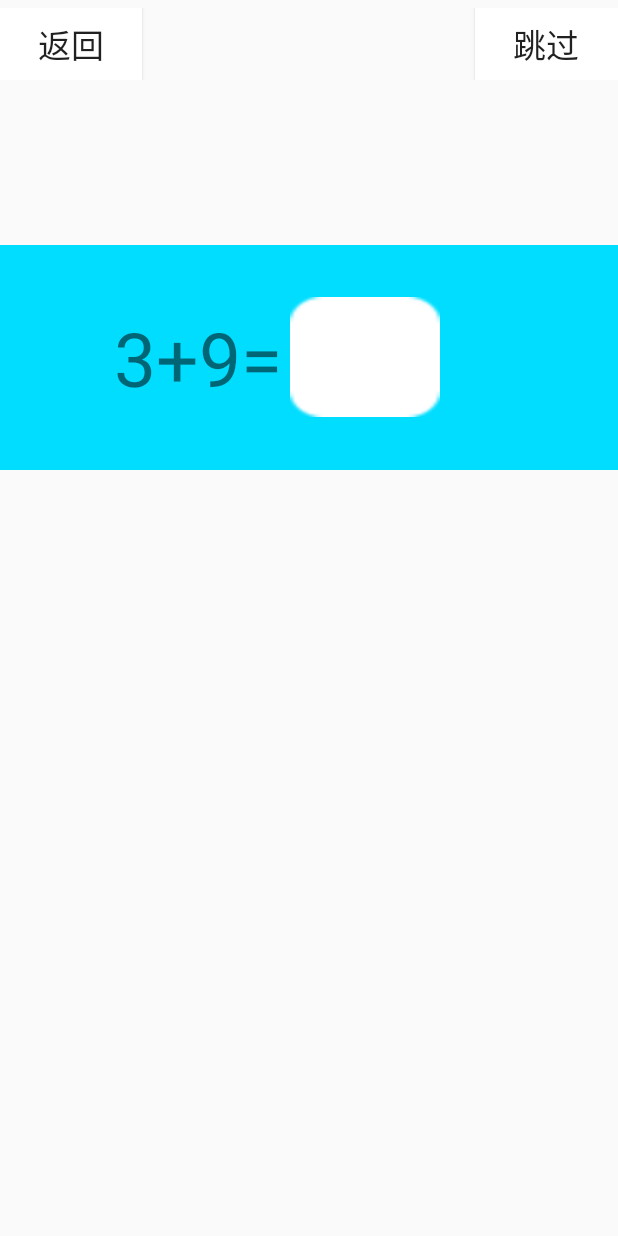
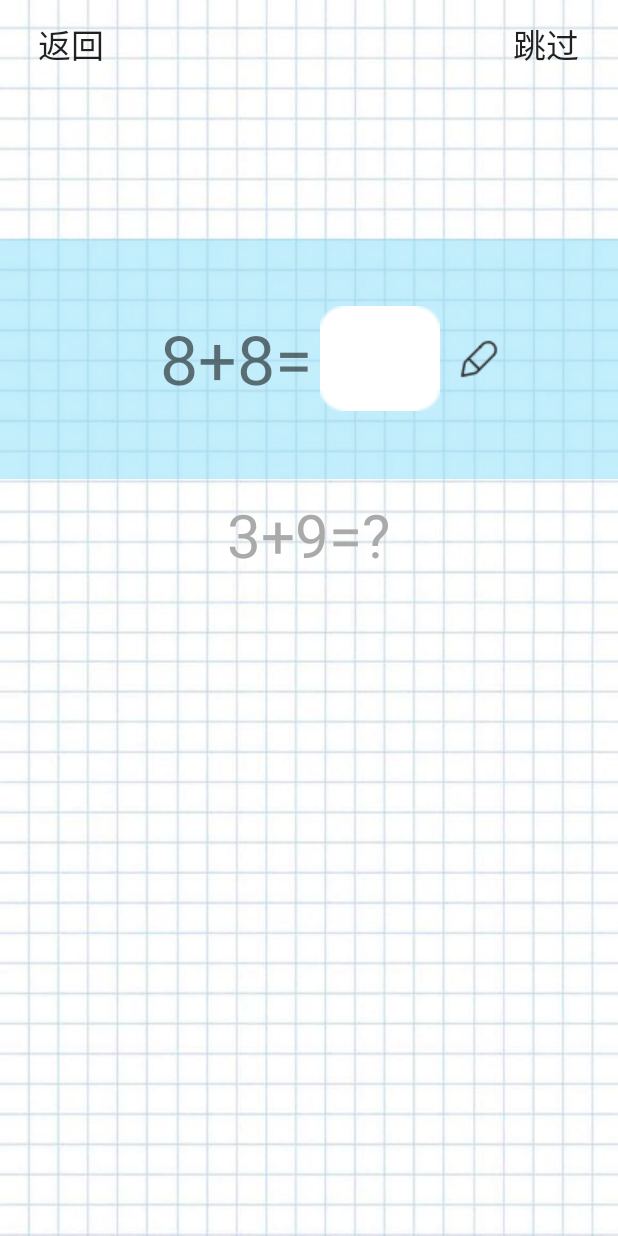
Before and after one commit to Ganjinxiong/715App, an Android app: the screen it shows after launch (PracticeActivity), after a tap on "开始练习", on a phone screen of 412 x 824 dp. Run offline under Robolectric (Android 15) with nearby library versions, the phone set to English and light mode, and no system bars; 3 other taps on this screen came first.

Commit message:
加了背景

```diff
--- a/app/src/main/java/com/example/mrgan/design/MainActivity.java
+++ b/app/src/main/java/com/example/mrgan/design/MainActivity.java
@@ -1,6 +1,7 @@
 package com.example.mrgan.design;
 
 import android.content.Intent;
+import android.support.v7.app.ActionBar;
 import android.support.v7.app.AppCompatActivity;
 import android.os.Bundle;
 import android.util.Log;
@@ -28,12 +29,17 @@ public class MainActivity extends AppCompatActivity {
     private List<CharSequence> list1,list2;
     private ArrayAdapter<CharSequence> adapter1,adapter2;
     private Intent intent;
-
+    private ActionBar actionBar;
 
     @Override
     protected void onCreate(Bundle savedInstanceState) {
         super.onCreate(savedInstanceState);
         setContentView(R.layout.activity_main);
+
+        //隐藏标题栏
+        actionBar = getSupportActionBar();
+        if (actionBar != null)
+            actionBar.hide();
 
         //spinner数据绑定
         spinner1 = (Spinner)findViewById(R.id.spinner1);
@@ -126,7 +132,7 @@ public class MainActivity extends AppCompatActivity {
         startPracticeBt.setOnClickListener(new View.OnClickListener() {
             @Override
             public void onClick(View v) {
-                Intent intent = new Intent(MainActivity.this,PracticeActivity.class);
+                intent = new Intent(MainActivity.this,PracticeActivity.class);
                 grade = spinner1.getSelectedItem().toString();
                 type = spinner2.getSelectedItem().toString();
                 intent.putExtra("grade",grade);
--- a/app/src/main/java/com/example/mrgan/design/PracticeActivity.java
+++ b/app/src/main/java/com/example/mrgan/design/PracticeActivity.java
@@ -1,5 +1,6 @@
 package com.example.mrgan.design;
 
+import android.annotation.SuppressLint;
 import android.content.Intent;
 import android.database.Cursor;
 import android.os.Handler;
@@ -20,39 +21,72 @@ import android.widget.TextView;
 import java.lang.ref.WeakReference;
 
 //口算练习模块
-public  class PracticeActivity extends AppCompatActivity {
+public class PracticeActivity extends AppCompatActivity {
 
     private Intent intent;
-    private String grade,type;
-    private int maxLevel,minLevel,nowLevel,firstNum,secondNum,result,answer;
+    private String grade, type;
+    private int maxLevel, minLevel, nowLevel, firstNum, secondNum, result, answer;
     private IntergerNumber intergerNumber;
-    private TextView typeTextView,firstTextView,secondTextView;
+    private TextView nowTextView, lastTextView, nextTextView;
     private EditText answerEditText;
     private ImageView judgeImage;
-    private Button exitButton,skipButton;
+    private Button exitButton, skipButton;
     private MyHandler handler;
     private ActionBar actionBar;
+    private Boolean isfirst;
 
-    public void createQuestion(){
-        judgeImage.setVisibility(View.INVISIBLE);
+
+    public void createQuestion() {
+
+
         answerEditText.setText("");
         intergerNumber = new IntergerNumber(0);
+
+        //是否第一次出题，是就不显示上次的题目
+        if (isfirst) {
+            firstNum = intergerNumber.createNumber();
+            secondNum = intergerNumber.createNumber();
+            switch (type) {
+                case "加法":
+                    nowTextView.setText(firstNum + "+" + secondNum + "=");
+                    result = firstNum + secondNum;
+                    break;
+                case "减法":
+                    while (firstNum < secondNum)
+                        secondNum = intergerNumber.createNumber();
+                    nowTextView.setText(firstNum + "-" + secondNum + "=");
+                    result = firstNum - secondNum;
+                    break;
+            }
+            isfirst = false;
+        } else {
+            judgeImage.setImageResource(R.drawable.xie2);
+            lastTextView.setText(nowTextView.getText().toString() + result);
+            nowTextView.setText(nextTextView.getText().toString().substring(0, nextTextView.getText().toString().length() - 1));
+            switch (type) {
+                case "加法":
+                    result = firstNum + secondNum;
+                    break;
+                case "减法":
+                    result = firstNum - secondNum;
+                    break;
+            }
+        }
+
+        //下一题
         firstNum = intergerNumber.createNumber();
         secondNum = intergerNumber.createNumber();
         switch (type) {
             case "加法":
-                typeTextView.setText("+");
-                result = firstNum+secondNum;
+                nextTextView.setText(firstNum + "+" + secondNum + "=?");
                 break;
             case "减法":
-                typeTextView.setText("-");
-                while (firstNum<secondNum)
+                while (firstNum < secondNum)
                     secondNum = intergerNumber.createNumber();
-                result = firstNum-secondNum;
+                nextTextView.setText(firstNum + "-" + secondNum + "=?");
                 break;
         }
-        firstTextView.setText(firstNum + "");
-        secondTextView.setText(secondNum + "");
+
     }
 
     static class MyHandler extends Handler {
@@ -65,7 +99,10 @@ public  class PracticeActivity extends AppCompatActivity {
         @Override
         public void handleMessage(Message msg) {
             PracticeActivity theActivity = mActivity.get();
-            switch (msg.what){
+            switch (msg.what) {
+                case 0:
+                    theActivity.createQuestion();
+                    break;
                 case 1:
                     SystemClock.sleep(1000);
                     theActivity.createQuestion();
@@ -80,13 +117,15 @@ public  class PracticeActivity extends AppCompatActivity {
     protected void onCreate(Bundle savedInstanceState) {
         super.onCreate(savedInstanceState);
         setContentView(R.layout.activity_practice);
-        firstTextView = findViewById(R.id.firstTextView);
-        secondTextView = findViewById(R.id.secondTextView);
-        typeTextView = findViewById(R.id.typeTextView);
+
         judgeImage = findViewById(R.id.judge);
         answerEditText = findViewById(R.id.answer);
-        exitButton =findViewById(R.id.exit);
-        skipButton =findViewById(R.id.skip);
+        exitButton = findViewById(R.id.exit);
+        skipButton = findViewById(R.id.skip);
+        nowTextView = findViewById(R.id.now);
+        lastTextView = findViewById(R.id.last);
+        nextTextView = findViewById(R.id.next);
+
 
         //接收数据
         intent = getIntent();
@@ -104,16 +143,19 @@ public  class PracticeActivity extends AppCompatActivity {
 
 
         //隐藏标题栏
-        actionBar=getSupportActionBar();
-        if (actionBar!=null)
+        actionBar = getSupportActionBar();
+        if (actionBar != null)
             actionBar.hide();
 
+        //初始化题目
+        handler = new MyHandler(this);
+        isfirst = true;
+        Message message = new Message();
+        message.what = 0;
+        handler.sendMessage(message);
+
+
         //判断对错，进行下一题
-        handler =new MyHandler(this);
-        Message message = new Message();
-        message.what = 1;
-        handler.sendMessage(message);
-        createQuestion();
         answerEditText.addTextChangedListener(new TextWatcher() {
             @Override
             public void beforeTextChanged(CharSequence s, int start, int count, int after) {
@@ -131,7 +173,6 @@ public  class PracticeActivity extends AppCompatActivity {
                     answer = Integer.parseInt(s.toString());
                     if (answer == result) {
                         judgeImage.setImageResource(R.drawable.dui);
-                        judgeImage.setVisibility(View.VISIBLE);
                         new Thread(new Runnable() {
                             @Override
                             public void run() {
@@ -141,8 +182,7 @@ public  class PracticeActivity extends AppCompatActivity {
                             }
                         }).start();
                     } else {
-                          judgeImage.setImageResource(R.drawable.cuo);
-                          judgeImage.setVisibility(View.VISIBLE);
+                        judgeImage.setImageResource(R.drawable.cuo);
                     }
                 }
             }
@@ -157,6 +197,7 @@ public  class PracticeActivity extends AppCompatActivity {
             }
         });
 
+        //退出
         exitButton.setOnClickListener(new View.OnClickListener() {
             @Override
             public void onClick(View v) {
--- a/app/src/main/res/layout/activity_main.xml
+++ b/app/src/main/res/layout/activity_main.xml
@@ -4,20 +4,21 @@
     xmlns:tools="http://schemas.android.com/tools"
     android:layout_width="match_parent"
     android:layout_height="match_parent"
-    android:background="@android:color/background_light"
+    android:background="@drawable/beijing1"
     tools:context="com.example.mrgan.design.MainActivity">
 
 
     <LinearLayout
         android:layout_width="match_parent"
         android:layout_height="match_parent"
-        android:background="@color/colorPrimary"
+
         android:orientation="vertical">
 
         <TextView
             android:id="@+id/textView7"
             android:layout_width="match_parent"
             android:layout_height="wrap_content"
+            android:layout_marginTop="10dp"
             android:layout_marginLeft="20dp"
             android:text="每日一练"
             android:textSize="48dp" />
@@ -34,10 +35,10 @@
             android:layout_width="match_parent"
             android:layout_height="wrap_content"
             android:layout_marginLeft="20dp"
-            android:layout_marginTop="40dp"
+            android:layout_marginTop="100dp"
             android:layout_marginRight="20dp"
             android:layout_marginBottom="20dp"
-            android:background="@android:color/background_light"
+            android:background="#80FFFFFF"
             android:orientation="vertical">
 
             <LinearLayout
@@ -150,7 +151,7 @@
             android:layout_marginLeft="20dp"
             android:layout_marginRight="20dp"
             android:layout_marginBottom="20dp"
-            android:background="@android:color/background_light"
+            android:background="#80FFFFFF"
             android:orientation="vertical">
 
             <LinearLayout
@@ -184,7 +185,7 @@
             android:layout_height="wrap_content"
             android:layout_marginLeft="20dp"
             android:layout_marginRight="20dp"
-            android:background="@android:color/background_light"
+            android:background="#80FFFFFF"
             android:orientation="vertical">
 
             <LinearLayout
--- a/app/src/main/res/layout/activity_practice.xml
+++ b/app/src/main/res/layout/activity_practice.xml
@@ -4,6 +4,7 @@
     xmlns:tools="http://schemas.android.com/tools"
     android:layout_width="match_parent"
     android:layout_height="match_parent"
+    android:background="@drawable/beijing4"
     tools:context="com.example.mrgan.design.PracticeActivity">
 
     <LinearLayout
@@ -22,7 +23,7 @@
                 android:layout_width="wrap_content"
                 android:layout_height="wrap_content"
                 android:layout_weight="1"
-                android:background="@android:color/background_light"
+                android:background="#00FFFFFF"
                 android:text="返回"
                 android:textSize="22sp" />
 
@@ -32,7 +33,6 @@
                 android:layout_height="wrap_content"
                 android:layout_weight="10"
                 android:gravity="right"
-                android:background="@android:color/background_light"
                 android:text="1"
                 android:visibility="invisible"
                 android:textSize="25sp"/>
@@ -43,7 +43,6 @@
                 android:layout_height="wrap_content"
                 android:layout_weight="10"
                 android:gravity="left"
-                android:background="@android:color/background_light"
                 android:text="/50题"
                 android:visibility="invisible"
                 android:textSize="25sp"/>
@@ -53,63 +52,65 @@
                 android:layout_width="wrap_content"
                 android:layout_height="wrap_content"
                 android:layout_weight="1"
-                android:background="@android:color/background_light"
+                android:background="#00FFFFFF"
                 android:text="跳过"
                 android:textSize="22sp" />
         </LinearLayout>
 
+        <TextView
+                android:id="@+id/last"
+                android:layout_width="wrap_content"
+                android:layout_height="wrap_content"
+                android:layout_marginTop="42sp"
+                android:layout_gravity="center"
+                android:text=""
+                android:textSize="40sp"
+                android:textColor="@android:color/darker_gray"/>
+
         <LinearLayout
             android:layout_width="match_parent"
-            android:layout_height="150dp"
-            android:layout_marginTop="110dp"
-            android:background="@android:color/holo_blue_bright"
+            android:layout_height="160dp"
+            android:layout_marginTop="10dp"
+            android:paddingLeft="30dp"
+            android:background="#8087DEFA"
             android:gravity="center"
             android:orientation="horizontal">
 
             <TextView
-                android:id="@+id/firstTextView"
+                android:id="@+id/now"
                 android:layout_width="wrap_content"
                 android:layout_height="wrap_content"
-                android:text="100"
-                android:textSize="50sp" />
+                android:text="100+100="
+                android:textSize="45sp" />
 
-            <TextView
-                android:id="@+id/typeTextView"
-                android:layout_width="wrap_content"
-                android:layout_height="wrap_content"
-                android:text="+"
-                android:textSize="50sp"/>
-
-            <TextView
-                android:id="@+id/secondTextView"
-                android:layout_width="wrap_content"
-                android:layout_height="wrap_content"
-                android:text="100"
-                android:textSize="50sp"/>
-            <TextView
-                android:id="@+id/textView11"
-                android:layout_width="wrap_content"
-                android:layout_height="wrap_content"
-                android:text="="
-                android:textSize="50sp"/>
             <EditText
                 android:id="@+id/answer"
-                android:layout_width="100dp"
-                android:layout_height="80dp"
+                android:layout_width="80dp"
+                android:layout_height="70dp"
                 android:layout_marginLeft="5dp"
                 android:gravity="center"
                 android:text=""
                 android:inputType="number"
                 android:background="@drawable/fangkuang3"
-                android:textSize="50sp"/>
+                android:textSize="45sp"
+                />
 
             <ImageView
                 android:id="@+id/judge"
                 android:layout_width="wrap_content"
                 android:layout_height="wrap_content"
                 android:layout_marginLeft="10dp"
-                app:srcCompat="@drawable/dui" />
+                app:srcCompat="@drawable/xie2" />
         </LinearLayout>
 
+        <TextView
+            android:id="@+id/next"
+            android:layout_width="wrap_content"
+            android:layout_height="wrap_content"
+            android:layout_marginTop="10sp"
+            android:layout_gravity="center"
+            android:text="7+8=?"
+            android:textSize="40sp"
+            android:textColor="@android:color/darker_gray"/>
     </LinearLayout>
 </android.support.constraint.ConstraintLayout>
```
Also changed, not shown: app/src/main/res/drawable/beijing1.jpg (added), app/src/main/res/drawable/beijing2.jpeg (added), app/src/main/res/drawable/beijing3.jpg (added), app/src/main/res/drawable/beijing4.jpg (added), app/src/main/res/drawable/xie.png (added), app/src/main/res/drawable/xie2.png (added).
